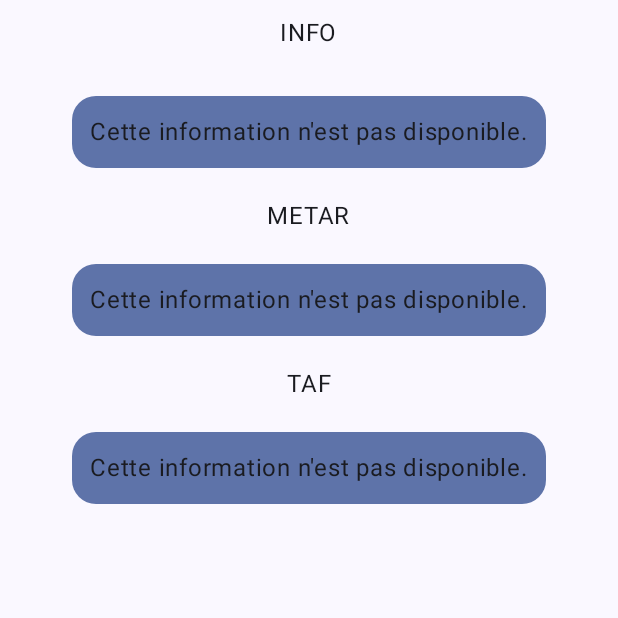
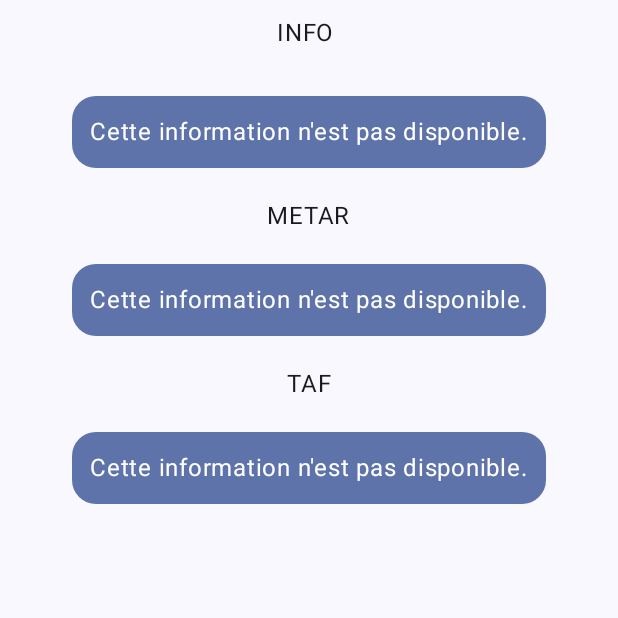
Before and after one commit to augustinde/metar-viewer, an Android app built with Jetpack Compose: the composable StationInfo called with empty values, on a phone screen of 412 x 824 dp, the top half of it. Run offline under Robolectric (Android 15) with nearby library versions, the phone set to English and light mode, and no system bars.

Commit message:
feat: little fix

```diff
--- a/app/build.gradle.kts
+++ b/app/build.gradle.kts
@@ -69,7 +69,7 @@ dependencies {
     implementation("com.google.android.gms:play-services-location:21.0.1")
     implementation("com.google.maps.android:maps-ktx:3.2.1")
     implementation("com.google.maps.android:maps-utils-ktx:3.2.1")
-    implementation("com.google.maps.android:maps-compose:2.11.4")
+    implementation("com.google.maps.android:maps-compose:2.15.0")
     implementation("com.google.android.gms:play-services-maps:18.1.0")
     implementation("androidx.core:core-ktx:1.9.0")
     implementation("androidx.lifecycle:lifecycle-runtime-ktx:2.6.2")
--- a/app/src/main/java/fr/serkox/androidproject/network/AirportService.kt
+++ /dev/null
@@ -1,4 +0,0 @@
-package fr.serkox.androidproject.network
-
-interface AirportService {
-}
--- a/app/src/main/java/fr/serkox/androidproject/ui/screen/StationScreen.kt
+++ b/app/src/main/java/fr/serkox/androidproject/ui/screen/StationScreen.kt
@@ -1,16 +1,15 @@
 package fr.serkox.androidproject.ui.screen
 
-import androidx.compose.foundation.ScrollState
+import android.util.Log
 import androidx.compose.foundation.background
 import androidx.compose.foundation.layout.Arrangement
 import androidx.compose.foundation.layout.Box
 import androidx.compose.foundation.layout.Column
 import androidx.compose.foundation.layout.fillMaxSize
 import androidx.compose.foundation.layout.padding
-import androidx.compose.foundation.layout.size
-import androidx.compose.foundation.lazy.LazyColumn
 import androidx.compose.foundation.rememberScrollState
 import androidx.compose.foundation.shape.RoundedCornerShape
+import androidx.compose.foundation.text.ClickableText
 import androidx.compose.foundation.verticalScroll
 import androidx.compose.material3.MaterialTheme
 import androidx.compose.material3.Text
@@ -18,8 +17,11 @@ import androidx.compose.runtime.Composable
 import androidx.compose.ui.Alignment
 import androidx.compose.ui.Modifier
 import androidx.compose.ui.draw.clip
+import androidx.compose.ui.graphics.Color
+import androidx.compose.ui.text.AnnotatedString
 import androidx.compose.ui.tooling.preview.Preview
 import androidx.compose.ui.unit.dp
+import androidx.compose.ui.window.Dialog
 import fr.serkox.androidproject.ui.reusable.LoadingAnimation
 import fr.serkox.androidproject.ui.theme.AndroidProjectTheme
 import fr.serkox.androidproject.ui.viewmodel.StationUiState
@@ -34,7 +36,8 @@ fun StationScreen(
         is StationUiState.Success -> StationInfo(
             metar = stationUiState.metar,
             taf = stationUiState.taf,
-            airportInfo = stationUiState.airportInfo
+            airportInfo = stationUiState.airportInfo,
+            airportCode = stationUiState.airportCode
         )
     }
 
@@ -44,17 +47,18 @@ fun StationScreen(
 fun StationInfo(
     metar: String,
     taf: String,
-    airportInfo: String
+    airportInfo: String,
+    airportCode: String
 ){
     Column(
         modifier = Modifier
             .fillMaxSize()
-            .padding(20.dp, 0.dp,20.dp,20.dp)
+            .padding(20.dp, 0.dp, 20.dp, 20.dp)
             .verticalScroll(rememberScrollState()),
         horizontalAlignment = Alignment.CenterHorizontally,
         verticalArrangement = Arrangement.spacedBy(20.dp)
     ) {
-        Text(modifier = Modifier.padding(0.dp, 10.dp), text = "INFO")
+        Text(modifier = Modifier.padding(0.dp, 10.dp), text = "INFO $airportCode")
         StationInfoCard(value = airportInfo)
         Text(text = "METAR")
         StationInfoCard(value = metar)
@@ -65,17 +69,20 @@ fun StationInfo(
 
 
 @Composable
-fun StationInfoCard(value: String){
+fun StationInfoCard(value: String) {
     Box(
         modifier = Modifier
             .clip(RoundedCornerShape(16.dp))
-            .background(color = MaterialTheme.colorScheme.primaryContainer)
-
-    ){
-        if(value.isNotEmpty()){
-            Text(modifier = Modifier.padding(12.dp), text = value)
-        }else{
-            Text(modifier = Modifier.padding(12.dp), text = "Cette information n'est pas disponible.")
+            .background(color = MaterialTheme.colorScheme.primaryContainer),
+        ) {
+        if (value.isNotEmpty()) {
+            Text(modifier = Modifier.padding(12.dp), text = value, color = Color.White)
+        } else {
+            Text(
+                modifier = Modifier.padding(12.dp),
+                text = "Cette information n'est pas disponible.",
+                color = Color.White
+            )
         }
     }
 }
--- a/app/src/main/java/fr/serkox/androidproject/ui/viewmodel/MapViewModel.kt
+++ b/app/src/main/java/fr/serkox/androidproject/ui/viewmodel/MapViewModel.kt
@@ -30,7 +30,6 @@ class MapViewModel(private val airportRepository: AirportRepository): ViewModel(
         viewModelScope.launch {
             mapUiState = MapUiState.Loading
 
-            //val airports: List<AirfieldObject> = airportRepository.getAll()
             val airports: List<AirfieldObject> = airportRepository.getAll();
 
             Log.i("SIZE", airports.size.toString())
--- a/app/src/main/java/fr/serkox/androidproject/ui/viewmodel/StationViewModel.kt
+++ b/app/src/main/java/fr/serkox/androidproject/ui/viewmodel/StationViewModel.kt
@@ -21,7 +21,7 @@ import java.io.IOException
 class StationViewModel(
     private val metarRepository: MetarRepository,
     private val tafRepository: TafRepository,
-    private val airportInfoRepository: AirportInfoRepository
+    private val airportInfoRepository: AirportInfoRepository,
 ) : ViewModel() {
     var uiState: StationUiState by mutableStateOf(StationUiState.Loading)
         private set
@@ -30,7 +30,7 @@ class StationViewModel(
         viewModelScope.launch {
             uiState = StationUiState.Loading
             uiState = try {
-                StationUiState.Success(metarRepository.getMetar(id), tafRepository.getTaf(id), airportInfoRepository.getAirportInfo(id))
+                StationUiState.Success(metarRepository.getMetar(id), tafRepository.getTaf(id), airportInfoRepository.getAirportInfo(id), id)
             }catch (e: IOException){
                 Log.i("ERROR", e.toString())
                 StationUiState.Error
@@ -59,7 +59,7 @@ class StationViewModel(
 }
 
 sealed interface StationUiState {
-    data class Success(val metar: String, val taf: String, val airportInfo: String) : StationUiState
+    data class Success(val metar: String, val taf: String, val airportInfo: String, val airportCode: String) : StationUiState
     object Error : StationUiState
     object Loading : StationUiState
 }
```
